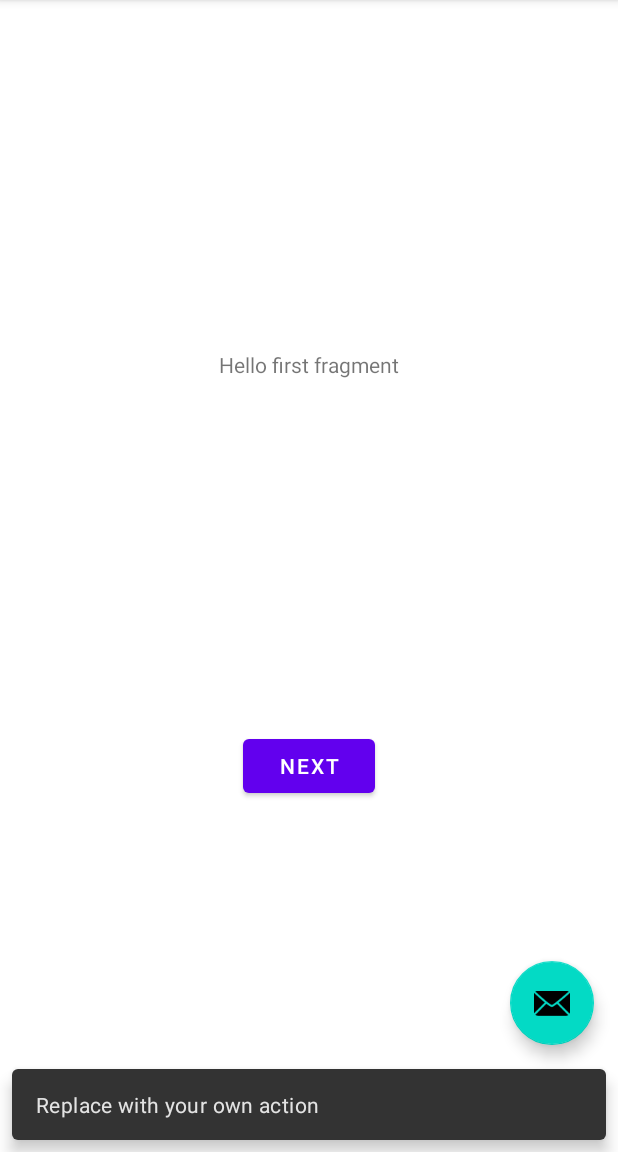
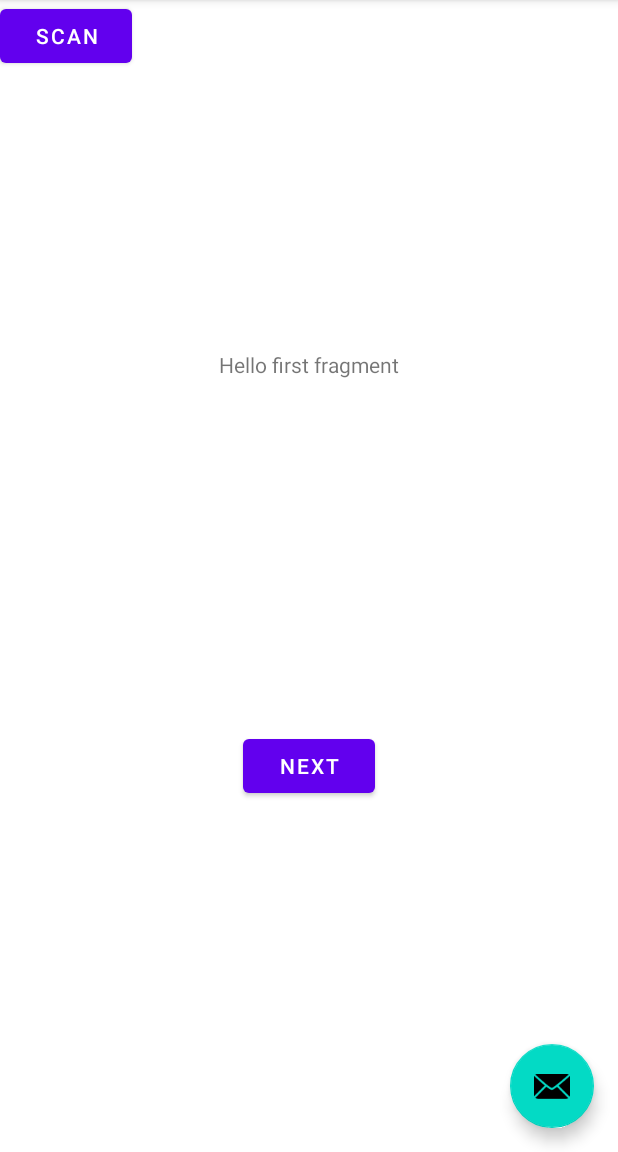
Before and after one commit to Blaios/JamelgosCentrales, an Android app: the screen it shows after launch (MainActivity), after a tap on an icon or button, on a phone screen of 412 x 824 dp, the part 84-1236 px from its top. Run offline under Robolectric (Android 15) with nearby library versions, the phone set to English and light mode, and no system bars.

```diff
--- a/app/build.gradle
+++ b/app/build.gradle
@@ -8,7 +8,7 @@ android {
 
     defaultConfig {
         applicationId "dummy.tracker"
-        minSdkVersion 23
+        minSdkVersion 22
         targetSdkVersion 30
         versionCode 1
         versionName "1.0"
--- a/app/src/main/AndroidManifest.xml
+++ b/app/src/main/AndroidManifest.xml
@@ -1,7 +1,9 @@
 <?xml version="1.0" encoding="utf-8"?>
 <manifest xmlns:android="http://schemas.android.com/apk/res/android"
     package="dummy.tracker">
-
+    <uses-permission android:name="android.permission.BLUETOOTH"/>
+    <uses-permission android:name="android.permission.BLUETOOTH_ADMIN"/>
+    <uses-permission android:name="android.permission.ACCESS_COARSE_LOCATION"/>
     <application
         android:allowBackup="true"
         android:icon="@mipmap/ic_launcher"
--- a/app/src/main/java/dummy/tracker/MainActivity.java
+++ b/app/src/main/java/dummy/tracker/MainActivity.java
@@ -1,33 +1,55 @@
 package dummy.tracker;
 
+import android.Manifest;
+import android.bluetooth.BluetoothAdapter;
+import android.bluetooth.BluetoothDevice;
 import android.os.Bundle;
 
 import com.google.android.material.floatingactionbutton.FloatingActionButton;
-import com.google.android.material.snackbar.Snackbar;
 
 import androidx.appcompat.app.AppCompatActivity;
 import androidx.appcompat.widget.Toolbar;
+import androidx.core.app.ActivityCompat;
 
+import android.util.Log;
 import android.view.View;
 
 import android.view.Menu;
 import android.view.MenuItem;
+import android.widget.Button;
+import java.util.Set;
 
 public class MainActivity extends AppCompatActivity {
-
+    private static final int PERMISSION_REQUEST_CODE = 1;
+    private BluetoothAdapter mBluetoothAdapter;
+    Button Scan;
     @Override
     protected void onCreate(Bundle savedInstanceState) {
         super.onCreate(savedInstanceState);
         setContentView(R.layout.activity_main);
         Toolbar toolbar = findViewById(R.id.toolbar);
         setSupportActionBar(toolbar);
+        ActivityCompat.requestPermissions(this,new String[]{Manifest.permission.BLUETOOTH},1);
+        ActivityCompat.requestPermissions(this,new String[]{Manifest.permission.BLUETOOTH_ADMIN},1);
 
         FloatingActionButton fab = findViewById(R.id.fab);
         fab.setOnClickListener(new View.OnClickListener() {
             @Override
             public void onClick(View view) {
-                Snackbar.make(view, "Replace with your own action", Snackbar.LENGTH_LONG)
-                        .setAction("Action", null).show();
+
+            }
+        });
+        mBluetoothAdapter = BluetoothAdapter.getDefaultAdapter();
+        Scan = findViewById(R.id.button);
+        Scan.setOnClickListener(new View.OnClickListener() {
+            @Override
+            public void onClick(View v) {
+                mBluetoothAdapter.startDiscovery();
+                Set<BluetoothDevice> pairedDevices = mBluetoothAdapter.getBondedDevices();
+                for (BluetoothDevice device : pairedDevices) {
+                    Log.i("Device", device.getAddress());
+
+                }
             }
         });
     }
--- a/app/src/main/res/layout/content_main.xml
+++ b/app/src/main/res/layout/content_main.xml
@@ -1,6 +1,7 @@
 <?xml version="1.0" encoding="utf-8"?>
 <androidx.constraintlayout.widget.ConstraintLayout xmlns:android="http://schemas.android.com/apk/res/android"
     xmlns:app="http://schemas.android.com/apk/res-auto"
+    xmlns:tools="http://schemas.android.com/tools"
     android:layout_width="match_parent"
     android:layout_height="match_parent"
     app:layout_behavior="@string/appbar_scrolling_view_behavior">
@@ -17,4 +18,12 @@
         app:layout_constraintRight_toRightOf="parent"
         app:layout_constraintTop_toTopOf="parent"
         app:navGraph="@navigation/nav_graph" />
+
+    <Button
+        android:id="@+id/button"
+        android:layout_width="wrap_content"
+        android:layout_height="wrap_content"
+        android:text="Scan"
+        tools:layout_editor_absoluteX="150dp"
+        tools:layout_editor_absoluteY="401dp" />
 </androidx.constraintlayout.widget.ConstraintLayout>
```
